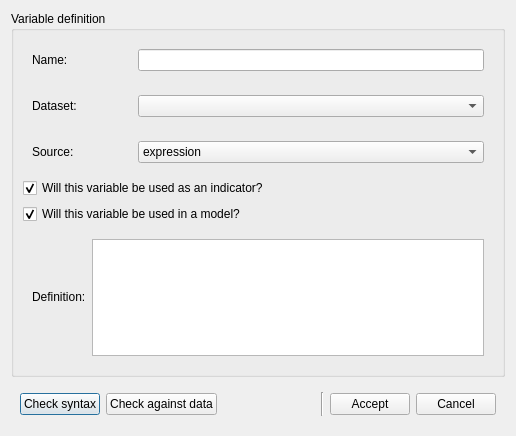
Before: the Qt Designer form opus_gui/general_manager/views/all_variables_new.ui in psrc/urbansim, drawn with Qt 5.
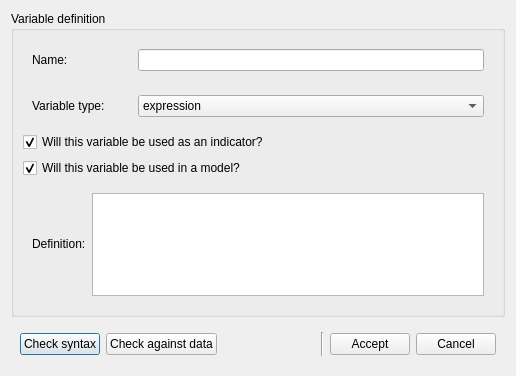
After: the same form once the commit is applied.

Commit message: infer datasets of variables

Diff of the .ui file:
```diff
--- a/opus_gui/general_manager/views/all_variables_new.ui
+++ b/opus_gui/general_manager/views/all_variables_new.ui
@@ -7,7 +7,7 @@
     <x>0</x>
     <y>0</y>
     <width>516</width>
-    <height>436</height>
+    <height>376</height>
    </rect>
   </property>
   <property name="minimumSize" >
@@ -63,37 +63,6 @@
         </layout>
        </widget>
       </item>
-      <item>
-       <widget class="QWidget" native="1" name="datasetWidget" >
-        <layout class="QHBoxLayout" >
-         <item>
-          <widget class="QLabel" name="label_2" >
-           <property name="minimumSize" >
-            <size>
-             <width>100</width>
-             <height>0</height>
-            </size>
-           </property>
-           <property name="maximumSize" >
-            <size>
-             <width>100</width>
-             <height>16777215</height>
-            </size>
-           </property>
-           <property name="toolTip" >
-            <string>The dataset of the resulting indicator. </string>
-           </property>
-           <property name="text" >
-            <string>Dataset:</string>
-           </property>
-          </widget>
-         </item>
-         <item>
-          <widget class="QComboBox" name="cbo_dataset_name" />
-         </item>
-        </layout>
-       </widget>
-      </item>
       <item>
        <widget class="QWidget" native="1" name="sourceWidget" >
         <layout class="QHBoxLayout" >
@@ -118,7 +87,7 @@
 and "primary attribute" refers to a primary attribute of the given dataset. </string>
            </property>
            <property name="text" >
-            <string>Source:</string>
+            <string>Variable type:</string>
            </property>
           </widget>
          </item>
```
The commit also changes 2 other files.
